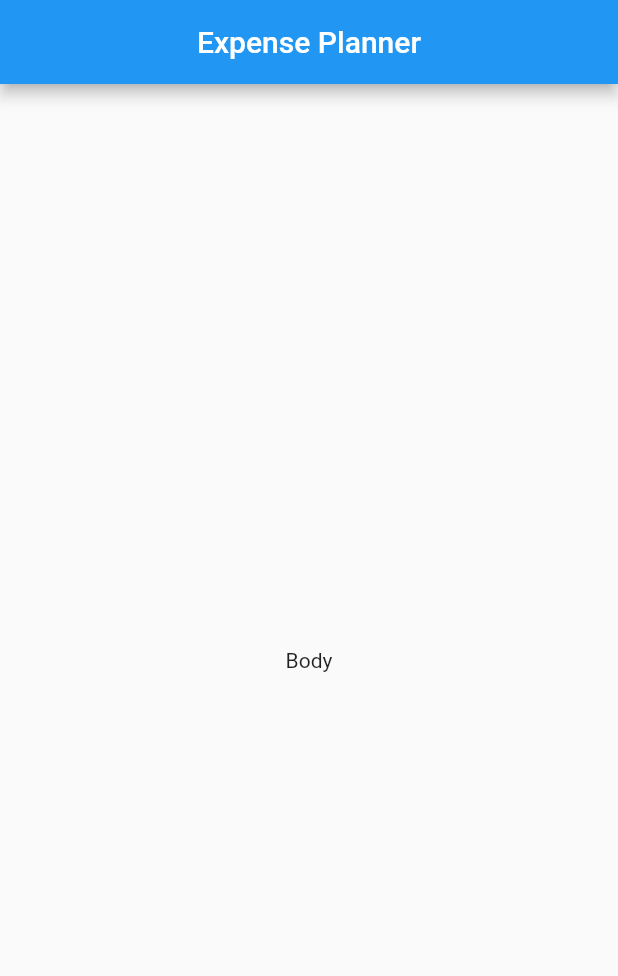
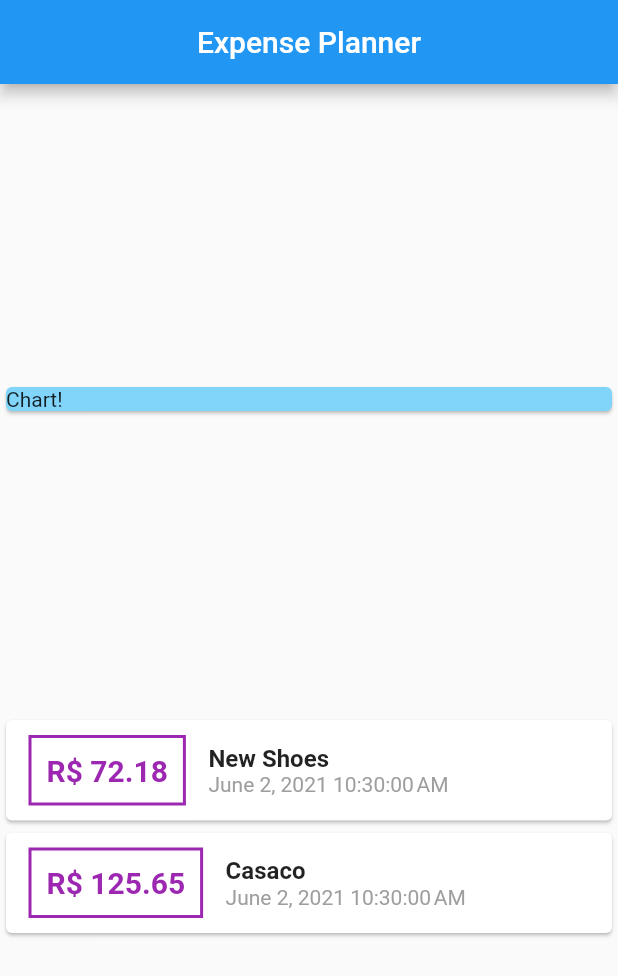
Before and after one commit to khalilpan/flutter-expense_planner, a Flutter app: the screen it shows after launch, on a phone screen of 412 x 824 dp. Shown: the top 976 px of the screen. Run offline on Flutter 3.47's test engine with Material 2 defaults, Android fonts, the phone set to English and light mode, and no system bars.

Commit message:
adding structure of cards(transactions)

```diff
--- a/lib/main.dart
+++ b/lib/main.dart
@@ -1,4 +1,6 @@
+import 'package:expense_planner/transaction.dart';
 import 'package:flutter/material.dart';
+import 'package:intl/intl.dart';
 
 void main() {
   runApp(MyApp());
@@ -15,7 +17,20 @@ class MyApp extends StatelessWidget {
 }
 
 class MyHomePage extends StatelessWidget {
-  const MyHomePage({Key? key}) : super(key: key);
+  final List<Transaction> transactions = [
+    Transaction(
+      id: 't1',
+      title: 'New Shoes',
+      amount: 72.18,
+      date: DateTime.now(),
+    ),
+    Transaction(
+      id: 't2',
+      title: 'Casaco',
+      amount: 125.65,
+      date: DateTime.now(),
+    )
+  ];
 
   @override
   Widget build(BuildContext context) {
@@ -23,8 +38,65 @@ class MyHomePage extends StatelessWidget {
       appBar: AppBar(
         title: Center(child: Text('Expense Planner')),
       ),
-      body: Center(
-        child: Text('Body'),
+      body: Column(
+        mainAxisAlignment: MainAxisAlignment.spaceEvenly,
+        crossAxisAlignment: CrossAxisAlignment.center,
+        children: [
+          Container(
+            width: double.infinity,
+            child: Card(
+              color: Colors.lightBlue[200],
+              child: Text('Chart!'),
+            ),
+          ),
+          Column(
+            children: transactions.map((item) {
+              return Card(
+                child: Row(
+                  children: <Widget>[
+                    Container(
+                      margin: EdgeInsets.symmetric(
+                        vertical: 10,
+                        horizontal: 15,
+                      ),
+                      decoration: BoxDecoration(
+                          border: Border.all(
+                        color: Colors.purple,
+                        width: 2,
+                      )),
+                      padding: EdgeInsets.all(10),
+                      child: Text(
+                        'R\$ ${item.amount}',
+                        style: TextStyle(
+                            fontWeight: FontWeight.bold,
+                            fontSize: 20,
+                            color: Colors.purple),
+                      ),
+                    ),
+                    Column(
+                      crossAxisAlignment: CrossAxisAlignment.start,
+                      children: <Widget>[
+                        Text(
+                          item.title,
+                          style: TextStyle(
+                            fontWeight: FontWeight.bold,
+                            fontSize: 16,
+                          ),
+                        ),
+                        Text(
+                          DateFormat().format(item.date),
+                          style: TextStyle(
+                            color: Colors.grey,
+                          ),
+                        )
+                      ],
+                    ),
+                  ],
+                ),
+              );
+            }).toList(),
+          )
+        ],
       ),
     );
   }
--- /dev/null
+++ b/lib/transaction.dart
@@ -0,0 +1,13 @@
+class Transaction {
+  final String id;
+  final String title;
+  final double amount;
+  final DateTime date;
+
+  //named arguments(dart will bind the name of argument with name of variable)(igual names)
+  Transaction(
+      {required this.id,
+      required this.title,
+      required this.amount,
+      required this.date});
+}
--- a/pubspec.yaml
+++ b/pubspec.yaml
@@ -28,6 +28,7 @@ dependencies:
   # The following adds the Cupertino Icons font to your application.
   # Use with the CupertinoIcons class for iOS style icons.
   cupertino_icons: ^1.0.2
+  intl: ^0.17.0
 
 dev_dependencies:
   flutter_test:
```
Also changed, not shown: pubspec.lock.
